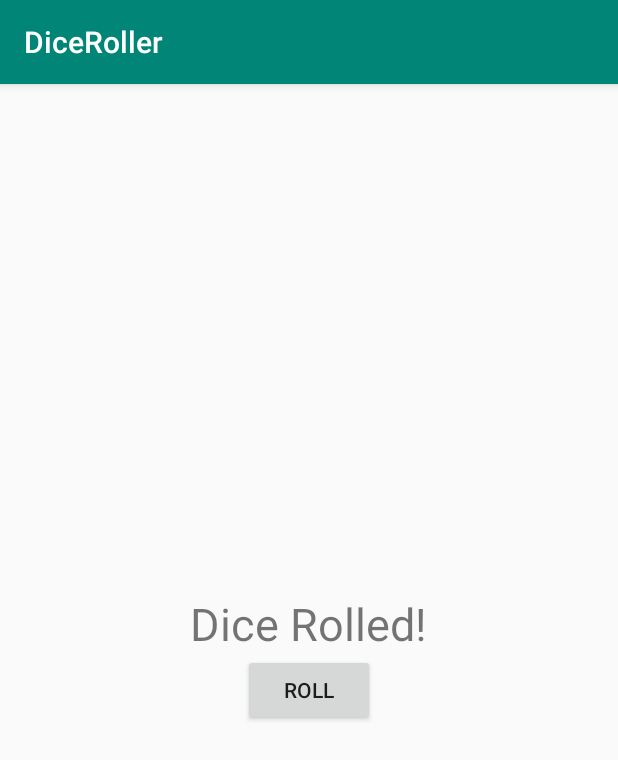
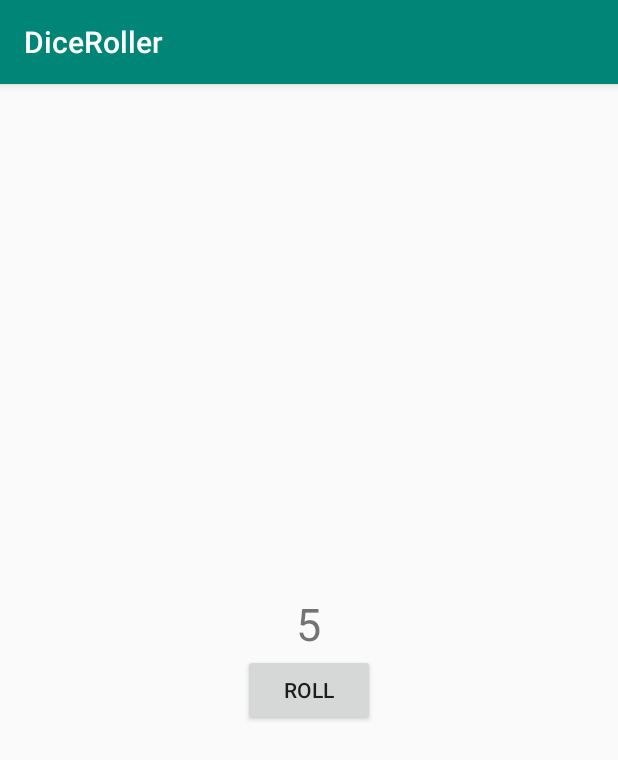
Before and after one commit to JY629/DiceRoller, an Android app: the screen it shows after launch (MainActivity), after a tap on "ROLL", on a phone screen of 412 x 824 dp. Shown: the top 760 px of the screen. Run offline under Robolectric (Android 15) with nearby library versions, the phone set to English and light mode, and no system bars.

Commit message:
Fixed bug

```diff
--- a/app/src/main/java/com/example/diceroller/MainActivity.kt
+++ b/app/src/main/java/com/example/diceroller/MainActivity.kt
@@ -20,12 +20,11 @@ class MainActivity : AppCompatActivity() {
 
 
     private fun rollDice() {
-        //Toast.makeText(this, "button clicked",
-            //Toast.LENGTH_SHORT).show()
+        // Toast.makeText(this, "button clicked",
+        //  Toast.LENGTH_SHORT).show()
         val randomInt = Random().nextInt(6) + 1
 
         val resultText: TextView = findViewById(R.id.result_text)
         resultText.text = randomInt.toString()
-        resultText.text = "Dice Rolled!"
     }
 }
--- a/app/src/main/res/layout/activity_main.xml
+++ b/app/src/main/res/layout/activity_main.xml
@@ -24,4 +24,5 @@
         android:layout_gravity="center_horizontal"
         android:text="@string/roll_label" />
 
+
 </LinearLayout>
```
Lines whose indentation alone changed are shown as unchanged.
